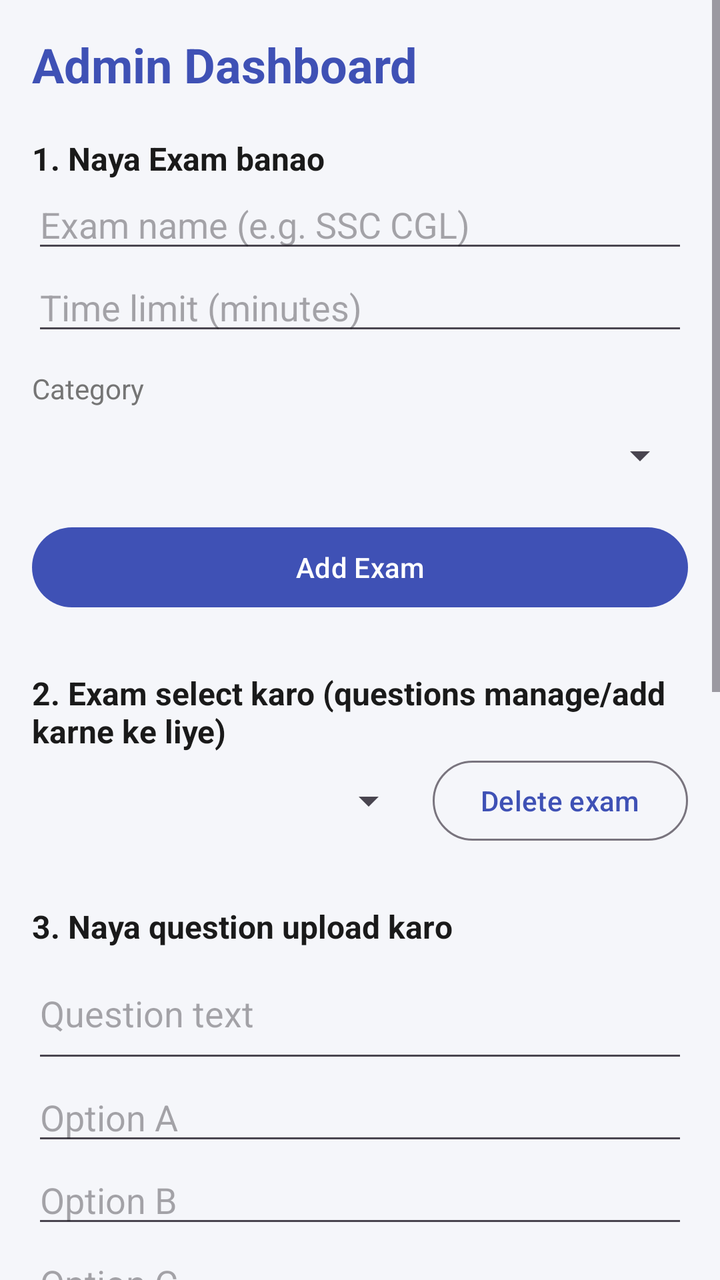
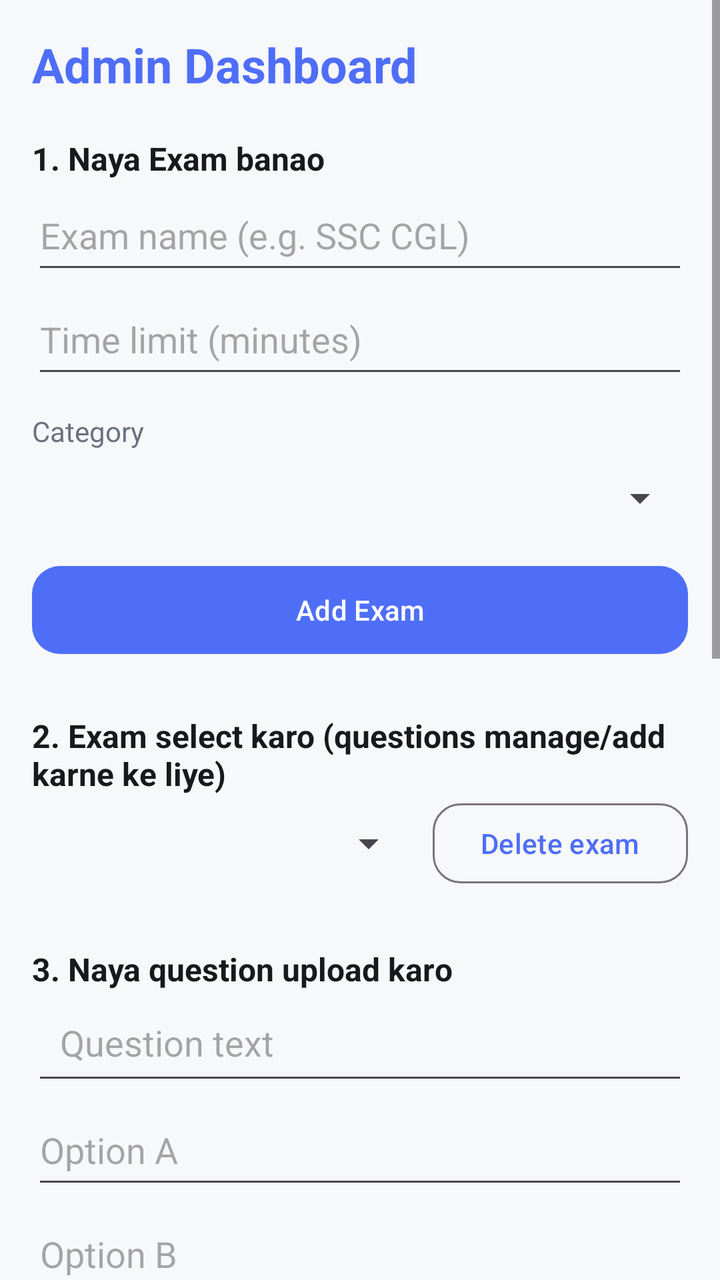

Two renders of the same Android screen: before a commit and after it. Below are the layout's source before the change and the commit's diff.
<!-- AndroidManifest.xml: application theme Theme.Eve -->
<!-- res/layout/activity_admin.xml -->
<?xml version="1.0" encoding="utf-8"?>
<LinearLayout xmlns:android="http://schemas.android.com/apk/res/android"
    android:layout_width="match_parent"
    android:layout_height="match_parent"
    android:orientation="vertical">

    <ScrollView
        android:layout_width="match_parent"
        android:layout_height="0dp"
        android:layout_weight="1">

        <LinearLayout
            android:layout_width="match_parent"
            android:layout_height="wrap_content"
            android:orientation="vertical"
            android:padding="16dp">

            <TextView
                android:layout_width="wrap_content"
                android:layout_height="wrap_content"
                android:text="Admin Dashboard"
                android:textColor="@color/eve_primary"
                android:textSize="24sp"
                android:textStyle="bold" />

            
            <TextView
                android:layout_width="wrap_content"
                android:layout_height="wrap_content"
                android:layout_marginTop="20dp"
                android:text="1. Naya Exam banao"
                android:textColor="?attr/colorOnSurface"
                android:textSize="16sp"
                android:textStyle="bold" />

            <EditText
                android:id="@+id/etExamName"
                android:layout_width="match_parent"
                android:layout_height="wrap_content"
                android:hint="Exam name (e.g. SSC CGL)"
                android:inputType="textCapWords" />

            <EditText
                android:id="@+id/etExamMinutes"
                android:layout_width="match_parent"
                android:layout_height="wrap_content"
                android:hint="Time limit (minutes)"
                android:inputType="number" />

            <TextView
                android:layout_width="wrap_content"
                android:layout_height="wrap_content"
                android:layout_marginTop="12dp"
                android:text="Category"
                android:textColor="@color/eve_grey" />

            <Spinner
                android:id="@+id/spCategory"
                android:layout_width="match_parent"
                android:layout_height="48dp" />

            <EditText
                android:id="@+id/etOtherCategory"
                android:layout_width="match_parent"
                android:layout_height="wrap_content"
                android:layout_marginTop="6dp"
                android:hint="Category name (e.g. Insurance)"
                android:inputType="textCapWords"
                android:visibility="gone" />

            <com.google.android.material.button.MaterialButton
                android:id="@+id/btnAddExam"
                android:layout_width="match_parent"
                android:layout_height="wrap_content"
                android:layout_marginTop="8dp"
                android:text="Add Exam" />

            
            <TextView
                android:layout_width="wrap_content"
                android:layout_height="wrap_content"
                android:layout_marginTop="28dp"
                android:text="2. Exam select karo (questions manage/add karne ke liye)"
                android:textColor="?attr/colorOnSurface"
                android:textSize="16sp"
                android:textStyle="bold" />

            <LinearLayout
                android:layout_width="match_parent"
                android:layout_height="wrap_content"
                android:gravity="center_vertical"
                android:orientation="horizontal">

                <Spinner
                    android:id="@+id/spExam"
                    android:layout_width="0dp"
                    android:layout_height="48dp"
                    android:layout_weight="1" />

                <com.google.android.material.button.MaterialButton
                    android:id="@+id/btnDeleteExam"
                    style="@style/Widget.Material3.Button.OutlinedButton"
                    android:layout_width="wrap_content"
                    android:layout_height="wrap_content"
                    android:layout_marginStart="8dp"
                    android:text="Delete exam" />
            </LinearLayout>

            
            <TextView
                android:id="@+id/tvFormTitle"
                android:layout_width="wrap_content"
                android:layout_height="wrap_content"
                android:layout_marginTop="28dp"
                android:text="3. Naya question upload karo"
                android:textColor="?attr/colorOnSurface"
                android:textSize="16sp"
                android:textStyle="bold" />

            <EditText
                android:id="@+id/etQuestion"
                android:layout_width="match_parent"
                android:layout_height="wrap_content"
                android:hint="Question text"
                android:inputType="textMultiLine|textCapSentences"
                android:minLines="2" />

            <EditText
                android:id="@+id/etOptionA"
                android:layout_width="match_parent"
                android:layout_height="wrap_content"
                android:hint="Option A"
                android:inputType="text" />

            <EditText
                android:id="@+id/etOptionB"
                android:layout_width="match_parent"
                android:layout_height="wrap_content"
                android:hint="Option B"
                android:inputType="text" />

            <EditText
                android:id="@+id/etOptionC"
                android:layout_width="match_parent"
                android:layout_height="wrap_content"
                android:hint="Option C"
                android:inputType="text" />

            <EditText
                android:id="@+id/etOptionD"
                android:layout_width="match_parent"
                android:layout_height="wrap_content"
                android:hint="Option D"
                android:inputType="text" />

            <TextView
                android:layout_width="wrap_content"
                android:layout_height="wrap_content"
                android:layout_marginTop="12dp"
                android:text="Correct option"
                android:textColor="@color/eve_grey" />

            <Spinner
                android:id="@+id/spCorrect"
                android:layout_width="match_parent"
                android:layout_height="48dp" />

            <EditText
                android:id="@+id/etExplanation"
                android:layout_width="match_parent"
                android:layout_height="wrap_content"
                android:layout_marginTop="12dp"
                android:hint="Explanation (optional) — kyun sahi hai"
                android:inputType="textMultiLine|textCapSentences"
                android:minLines="2" />

            <com.google.android.material.button.MaterialButton
                android:id="@+id/btnToggleHindi"
                style="@style/Widget.Material3.Button.TextButton"
                android:layout_width="wrap_content"
                android:layout_height="wrap_content"
                android:layout_marginTop="8dp"
                android:layout_marginStart="-8dp"
                android:text="+ Hindi translation add karo (optional)" />

            <LinearLayout
                android:id="@+id/groupHindi"
                android:layout_width="match_parent"
                android:layout_height="wrap_content"
                android:orientation="vertical"
                android:visibility="gone">

                <TextView
                    android:layout_width="wrap_content"
                    android:layout_height="wrap_content"
                    android:layout_marginTop="8dp"
                    android:text="Hindi translation (optional — khali chhod sakte ho)"
                    android:textColor="@color/eve_grey"
                    android:textSize="13sp" />

                <EditText
                    android:id="@+id/etQuestionHi"
                    android:layout_width="match_parent"
                    android:layout_height="wrap_content"
                    android:layout_marginTop="6dp"
                    android:hint="Question text (Hindi)"
                    android:inputType="textMultiLine"
                    android:minLines="2" />

                <EditText
                    android:id="@+id/etOptionAHi"
                    android:layout_width="match_parent"
                    android:layout_height="wrap_content"
                    android:hint="Option A (Hindi)"
                    android:inputType="text" />

                <EditText
                    android:id="@+id/etOptionBHi"
                    android:layout_width="match_parent"
                    android:layout_height="wrap_content"
                    android:hint="Option B (Hindi)"
                    android:inputType="text" />

                <EditText
                    android:id="@+id/etOptionCHi"
                    android:layout_width="match_parent"
                    android:layout_height="wrap_content"
                    android:hint="Option C (Hindi)"
                    android:inputType="text" />

                <EditText
                    android:id="@+id/etOptionDHi"
                    android:layout_width="match_parent"
                    android:layout_height="wrap_content"
                    android:hint="Option D (Hindi)"
                    android:inputType="text" />

                <EditText
                    android:id="@+id/etExplanationHi"
                    android:layout_width="match_parent"
                    android:layout_height="wrap_content"
                    android:hint="Explanation (Hindi)"
                    android:inputType="textMultiLine"
                    android:minLines="2" />
            </LinearLayout>

            <LinearLayout
                android:layout_width="match_parent"
                android:layout_height="wrap_content"
                android:layout_marginTop="12dp"
                android:orientation="horizontal">

                <com.google.android.material.button.MaterialButton
                    android:id="@+id/btnUpload"
                    android:layout_width="0dp"
                    android:layout_height="wrap_content"
                    android:layout_weight="1"
                    android:text="Upload to Firestore" />

                <com.google.android.material.button.MaterialButton
                    android:id="@+id/btnCancelEdit"
                    style="@style/Widget.Material3.Button.TextButton"
                    android:layout_width="wrap_content"
                    android:layout_height="wrap_content"
                    android:layout_marginStart="8dp"
                    android:text="Cancel"
                    android:visibility="gone" />
            </LinearLayout>

            <ProgressBar
                android:id="@+id/progress"
                android:layout_width="wrap_content"
                android:layout_height="wrap_content"
                android:layout_gravity="center_horizontal"
                android:layout_marginTop="12dp"
                android:visibility="gone" />

            
            <TextView
                android:layout_width="wrap_content"
                android:layout_height="wrap_content"
                android:layout_marginTop="28dp"
                android:text="4. Is exam ke questions"
                android:textColor="?attr/colorOnSurface"
                android:textSize="16sp"
                android:textStyle="bold" />

            <TextView
                android:id="@+id/tvNoQuestions"
                android:layout_width="match_parent"
                android:layout_height="wrap_content"
                android:padding="12dp"
                android:text="Koi question nahi hai abhi"
                android:textColor="@color/eve_grey"
                android:visibility="gone" />

            <androidx.recyclerview.widget.RecyclerView
                android:id="@+id/rvQuestions"
                android:layout_width="match_parent"
                android:layout_height="wrap_content"
                android:nestedScrollingEnabled="false" />

            
            <TextView
                android:layout_width="wrap_content"
                android:layout_height="wrap_content"
                android:layout_marginTop="28dp"
                android:text="5. Admins manage karo"
                android:textColor="?attr/colorOnSurface"
                android:textSize="16sp"
                android:textStyle="bold" />

            <TextView
                android:layout_width="match_parent"
                android:layout_height="wrap_content"
                android:layout_marginTop="4dp"
                android:layout_marginBottom="8dp"
                android:text="Naya email add karo taaki wo bhi bina app update kiye Admin ban jaye"
                android:textColor="@color/eve_grey"
                android:textSize="13sp" />

            <LinearLayout
                android:layout_width="match_parent"
                android:layout_height="wrap_content"
                android:orientation="horizontal">

                <EditText
                    android:id="@+id/etAdminEmail"
                    android:layout_width="0dp"
                    android:layout_height="wrap_content"
                    android:layout_weight="1"
                    android:hint="naya-admin@gmail.com"
                    android:inputType="textEmailAddress" />

                <com.google.android.material.button.MaterialButton
                    android:id="@+id/btnAddAdmin"
                    android:layout_width="wrap_content"
                    android:layout_height="wrap_content"
                    android:layout_marginStart="8dp"
                    android:text="Add" />
            </LinearLayout>

            <TextView
                android:id="@+id/tvNoAdmins"
                android:layout_width="match_parent"
                android:layout_height="wrap_content"
                android:layout_marginTop="8dp"
                android:padding="8dp"
                android:text="Abhi koi extra admin add nahi kiya"
                android:textColor="@color/eve_grey"
                android:visibility="gone" />

            <androidx.recyclerview.widget.RecyclerView
                android:id="@+id/rvAdmins"
                android:layout_width="match_parent"
                android:layout_height="wrap_content"
                android:layout_marginTop="4dp"
                android:nestedScrollingEnabled="false" />

        </LinearLayout>
    </ScrollView>
</LinearLayout>
<!-- resources referenced by this layout -->
<resources>
  <color name="eve_grey">#757575</color>
  <color name="eve_primary">#3F51B5</color>
  <style name="Theme.Eve" parent="Theme.Material3.Light.NoActionBar">
          <item name="colorPrimary">@color/eve_primary</item>
          <item name="colorOnPrimary">@android:color/white</item>
          <item name="colorSecondary">@color/eve_accent</item>
          <item name="colorSurface">@android:color/white</item>
          <item name="colorOnSurface">#1A1A1A</item>
          <item name="android:windowBackground">@color/eve_bg</item>
          <item name="android:statusBarColor">@color/eve_primary_dark</item>
      </style>
  <color name="eve_accent">#FF6D00</color>
  <color name="eve_bg">#F5F6FA</color>
  <color name="eve_primary_dark">#303F9F</color>
</resources>

<!-- the commit's change to res/layout/activity_admin.xml (unified diff, before → after) -->
@@ -1,5 +1,6 @@
 <?xml version="1.0" encoding="utf-8"?>
 <LinearLayout xmlns:android="http://schemas.android.com/apk/res/android"
+    style="@style/Eve.Screen"
     android:layout_width="match_parent"
     android:layout_height="match_parent"
     android:orientation="vertical">
@@ -36,14 +37,14 @@
             <EditText
                 android:id="@+id/etExamName"
                 android:layout_width="match_parent"
-                android:layout_height="wrap_content"
+                android:layout_height="52dp"
                 android:hint="Exam name (e.g. SSC CGL)"
                 android:inputType="textCapWords" />
 
             <EditText
                 android:id="@+id/etExamMinutes"
                 android:layout_width="match_parent"
-                android:layout_height="wrap_content"
+                android:layout_height="52dp"
                 android:hint="Time limit (minutes)"
                 android:inputType="number" />
 
@@ -69,6 +70,7 @@
                 android:visibility="gone" />
 
             <com.google.android.material.button.MaterialButton
+                style="@style/Widget.Eve.Button"
                 android:id="@+id/btnAddExam"
                 android:layout_width="match_parent"
                 android:layout_height="wrap_content"
@@ -99,7 +101,7 @@
 
                 <com.google.android.material.button.MaterialButton
                     android:id="@+id/btnDeleteExam"
-                    style="@style/Widget.Material3.Button.OutlinedButton"
+                    style="@style/Widget.Eve.OutlinedButton"
                     android:layout_width="wrap_content"
                     android:layout_height="wrap_content"
                     android:layout_marginStart="8dp"
@@ -120,36 +122,37 @@
             <EditText
                 android:id="@+id/etQuestion"
                 android:layout_width="match_parent"
-                android:layout_height="wrap_content"
+                android:layout_height="52dp"
                 android:hint="Question text"
                 android:inputType="textMultiLine|textCapSentences"
-                android:minLines="2" />
+                android:minLines="2"
+                android:padding="14dp" />
 
             <EditText
                 android:id="@+id/etOptionA"
                 android:layout_width="match_parent"
-                android:layout_height="wrap_content"
+                android:layout_height="52dp"
                 android:hint="Option A"
                 android:inputType="text" />
 
             <EditText
                 android:id="@+id/etOptionB"
                 android:layout_width="match_parent"
-                android:layout_height="wrap_content"
+                android:layout_height="52dp"
                 android:hint="Option B"
                 android:inputType="text" />
 
             <EditText
                 android:id="@+id/etOptionC"
                 android:layout_width="match_parent"
-                android:layout_height="wrap_content"
+                android:layout_height="52dp"
                 android:hint="Option C"
                 android:inputType="text" />
 
             <EditText
                 android:id="@+id/etOptionD"
                 android:layout_width="match_parent"
-                android:layout_height="wrap_content"
+                android:layout_height="52dp"
                 android:hint="Option D"
                 android:inputType="text" />
 
@@ -172,11 +175,12 @@
                 android:layout_marginTop="12dp"
                 android:hint="Explanation (optional) — kyun sahi hai"
                 android:inputType="textMultiLine|textCapSentences"
-                android:minLines="2" />
+                android:minLines="2"
+                android:padding="14dp" />
 
             <com.google.android.material.button.MaterialButton
                 android:id="@+id/btnToggleHindi"
-                style="@style/Widget.Material3.Button.TextButton"
+                style="@style/Widget.Eve.TextButton"
                 android:layout_width="wrap_content"
                 android:layout_height="wrap_content"
                 android:layout_marginTop="8dp"
@@ -205,7 +209,8 @@
                     android:layout_marginTop="6dp"
                     android:hint="Question text (Hindi)"
                     android:inputType="textMultiLine"
-                    android:minLines="2" />
+                    android:minLines="2"
+                android:padding="14dp" />
 
                 <EditText
                     android:id="@+id/etOptionAHi"
@@ -241,7 +246,8 @@
                     android:layout_height="wrap_content"
                     android:hint="Explanation (Hindi)"
                     android:inputType="textMultiLine"
-                    android:minLines="2" />
+                    android:minLines="2"
+                android:padding="14dp" />
             </LinearLayout>
 
             <LinearLayout
@@ -259,7 +265,7 @@
 
                 <com.google.android.material.button.MaterialButton
                     android:id="@+id/btnCancelEdit"
-                    style="@style/Widget.Material3.Button.TextButton"
+                    style="@style/Widget.Eve.TextButton"
                     android:layout_width="wrap_content"
                     android:layout_height="wrap_content"
                     android:layout_marginStart="8dp"
@@ -296,6 +302,7 @@
 
             <androidx.recyclerview.widget.RecyclerView
                 android:id="@+id/rvQuestions"
+            android:layoutAnimation="@anim/layout_enter"
                 android:layout_width="match_parent"
                 android:layout_height="wrap_content"
                 android:nestedScrollingEnabled="false" />
@@ -352,6 +359,7 @@
 
             <androidx.recyclerview.widget.RecyclerView
                 android:id="@+id/rvAdmins"
+            android:layoutAnimation="@anim/layout_enter"
                 android:layout_width="match_parent"
                 android:layout_height="wrap_content"
                 android:layout_marginTop="4dp"
<!-- resource entries referenced after the edit -->
@@ -1,18 +1,53 @@
 <!-- resources referenced by this layout -->
 <resources>
-  <color name="eve_grey">#757575</color>
-  <color name="eve_primary">#3F51B5</color>
+  <color name="eve_grey">#6B7280</color>
+  <color name="eve_primary">#4F6EF7</color>
+  <style name="Eve.Screen" parent="">
+          <item name="android:background">@color/eve_bg</item>
+      </style>
+  <style name="Widget.Eve.Button" parent="Widget.Material3.Button">
+          <item name="android:minHeight">48dp</item>
+          <item name="android:textAllCaps">false</item>
+          <item name="cornerRadius">14dp</item>
+          <item name="android:insetTop">2dp</item>
+          <item name="android:insetBottom">2dp</item>
+      </style>
+  <style name="Widget.Eve.OutlinedButton" parent="Widget.Material3.Button.OutlinedButton">
+          <item name="android:minHeight">48dp</item>
+          <item name="android:textAllCaps">false</item>
+          <item name="cornerRadius">14dp</item>
+          <item name="strokeWidth">1dp</item>
+      </style>
+  <style name="Widget.Eve.TextButton" parent="Widget.Material3.Button.TextButton">
+          <item name="android:minHeight">44dp</item>
+          <item name="android:textAllCaps">false</item>
+          <item name="cornerRadius">12dp</item>
+      </style>
   <style name="Theme.Eve" parent="Theme.Material3.Light.NoActionBar">
           <item name="colorPrimary">@color/eve_primary</item>
           <item name="colorOnPrimary">@android:color/white</item>
           <item name="colorSecondary">@color/eve_accent</item>
-          <item name="colorSurface">@android:color/white</item>
-          <item name="colorOnSurface">#1A1A1A</item>
+          <item name="colorSurface">@color/eve_surface</item>
+          <item name="colorOnSurface">@color/eve_text</item>
           <item name="android:windowBackground">@color/eve_bg</item>
-          <item name="android:statusBarColor">@color/eve_primary_dark</item>
+          <item name="android:statusBarColor">@color/eve_bg</item>
+          <item name="android:navigationBarColor">@color/eve_bg</item>
+          <item name="android:windowLightStatusBar">true</item>
+          <item name="android:windowLightNavigationBar">true</item>
+          <item name="materialCardViewStyle">@style/Widget.Eve.Card</item>
+          <item name="materialButtonStyle">@style/Widget.Eve.Button</item>
       </style>
-  <color name="eve_accent">#FF6D00</color>
-  <color name="eve_bg">#F5F6FA</color>
-  <color name="eve_primary_dark">#303F9F</color>
+  <color name="eve_accent">#4F6EF7</color>
+  <color name="eve_surface">#FFFFFF</color>
+  <color name="eve_text">#17191C</color>
+  <style name="Widget.Eve.Card" parent="Widget.Material3.CardView.Elevated">
+          <item name="cardCornerRadius">18dp</item>
+          <item name="cardElevation">1dp</item>
+          <item name="strokeWidth">1dp</item>
+          <item name="strokeColor">@color/eve_stroke</item>
+          <item name="cardBackgroundColor">@color/eve_surface</item>
+      </style>
+  <color name="eve_stroke">#E3E6EB</color>
+  <color name="eve_bg">#F7F8FA</color>
 </resources>
 
